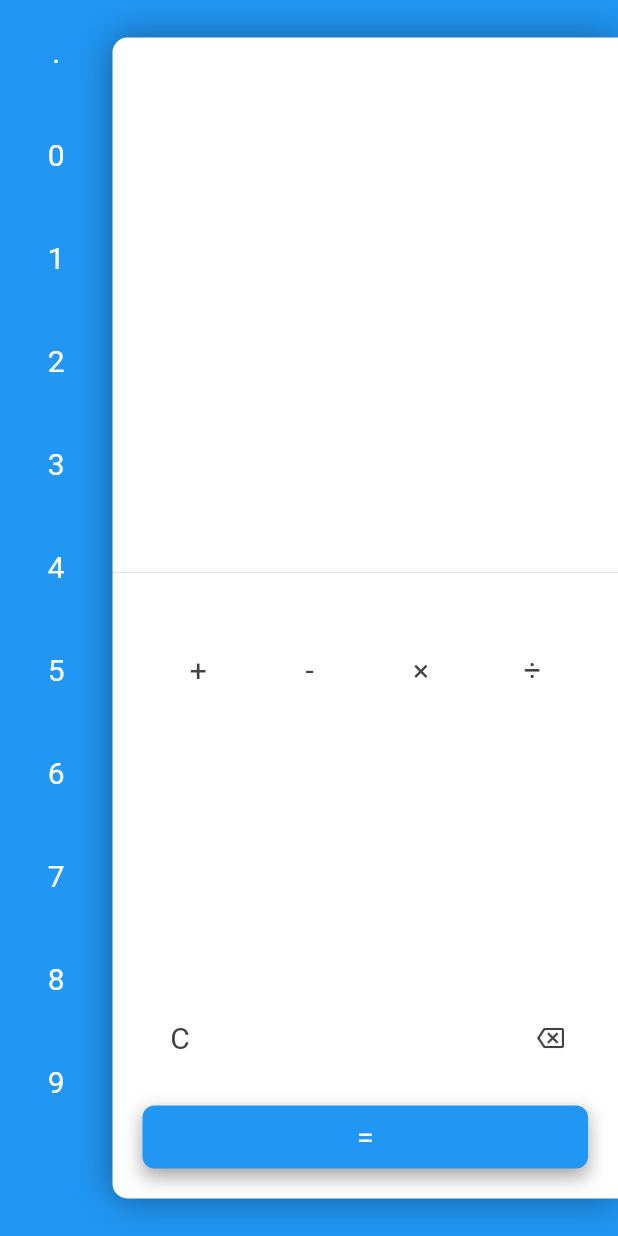
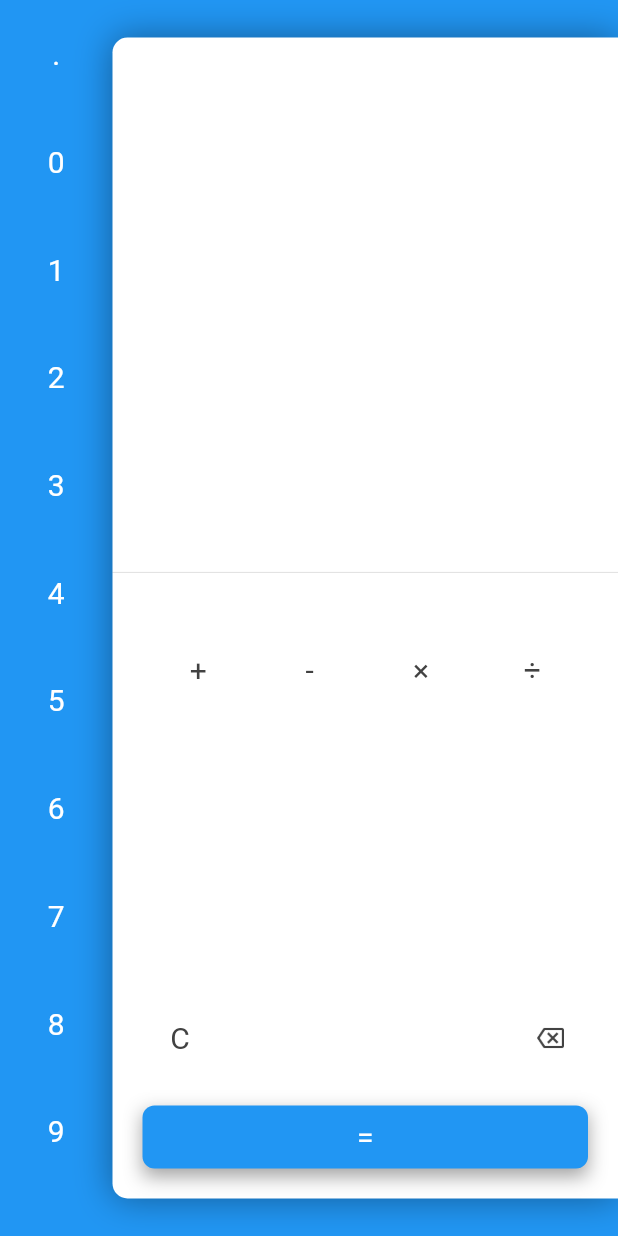
Before and after one commit to jaypy-code/flutter-calculator, a Flutter app: the screen it shows after launch, on a phone screen of 412 x 824 dp. Run offline on Flutter 3.47's test engine with Material 2 defaults, Android fonts, the phone set to English and light mode, and no system bars; our stand-ins replace vibration.

Commit message:
better ui for numbers

```diff
--- a/lib/components/numbers.dart
+++ b/lib/components/numbers.dart
@@ -17,7 +17,8 @@ class NumbersColumn extends StatelessWidget {
             .map(
               (String number) => NumberButton(
                 number,
-                size: MediaQuery.of(context).size.height / (numbers.length + 1),
+                size:
+                    (MediaQuery.of(context).size.height - 34) / numbers.length,
                 onPress: (String value) => this.onPressed(value),
               ),
             )
```
